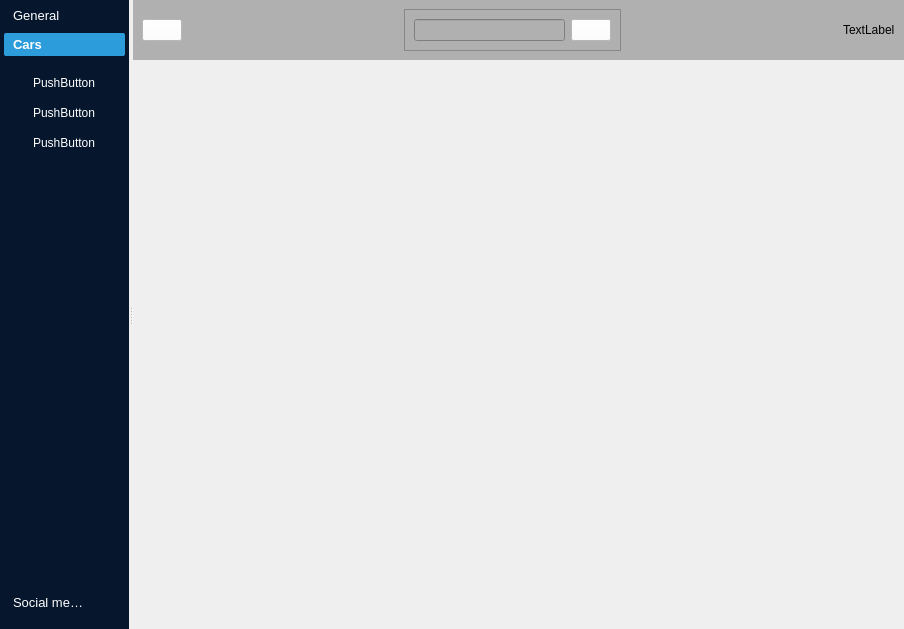
Qt form ui/Menu.ui (NataCher/Dat-Back) before a commit.
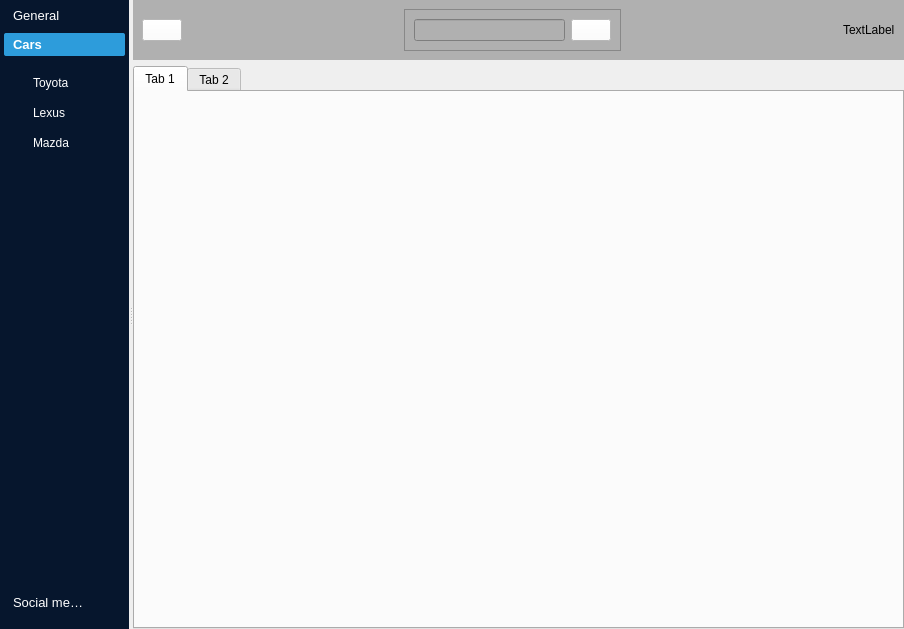
The same form after that commit. The open tabs and pages were chosen to show the change. Icons and pictures are not drawn.

```diff
--- a/ui/Menu.ui
+++ b/ui/Menu.ui
@@ -176,7 +176,7 @@
                <enum>Qt::NoFocus</enum>
               </property>
               <property name="text">
-               <string>PushButton</string>
+               <string>Toyota</string>
               </property>
               <property name="checkable">
                <bool>true</bool>
@@ -189,7 +189,7 @@
                <enum>Qt::NoFocus</enum>
               </property>
               <property name="text">
-               <string>PushButton</string>
+               <string>Lexus</string>
               </property>
               <property name="checkable">
                <bool>true</bool>
@@ -202,7 +202,7 @@
                <enum>Qt::NoFocus</enum>
               </property>
               <property name="text">
-               <string>PushButton</string>
+               <string>Mazda</string>
               </property>
               <property name="checkable">
                <bool>true</bool>
@@ -283,8 +283,25 @@
        </layout>
       </widget>
       <widget class="QWidget" name="main_widget" native="true">
-       <layout class="QFormLayout" name="formLayout">
-        <item row="0" column="0" colspan="2">
+       <layout class="QGridLayout" name="gridLayout_2">
+        <item row="1" column="0">
+         <widget class="QTabWidget" name="tabWidget">
+          <property name="currentIndex">
+           <number>0</number>
+          </property>
+          <widget class="QWidget" name="tab">
+           <attribute name="title">
+            <string>Tab 1</string>
+           </attribute>
+          </widget>
+          <widget class="QWidget" name="tab_2">
+           <attribute name="title">
+            <string>Tab 2</string>
+           </attribute>
+          </widget>
+         </widget>
+        </item>
+        <item row="0" column="0">
          <widget class="QWidget" name="search_widget" native="true">
           <property name="styleSheet">
            <string notr="true">background-color: rgb(176, 176, 176);</string>
```
Left out of the diff: 2 changed lines with no effect on the pictures.
